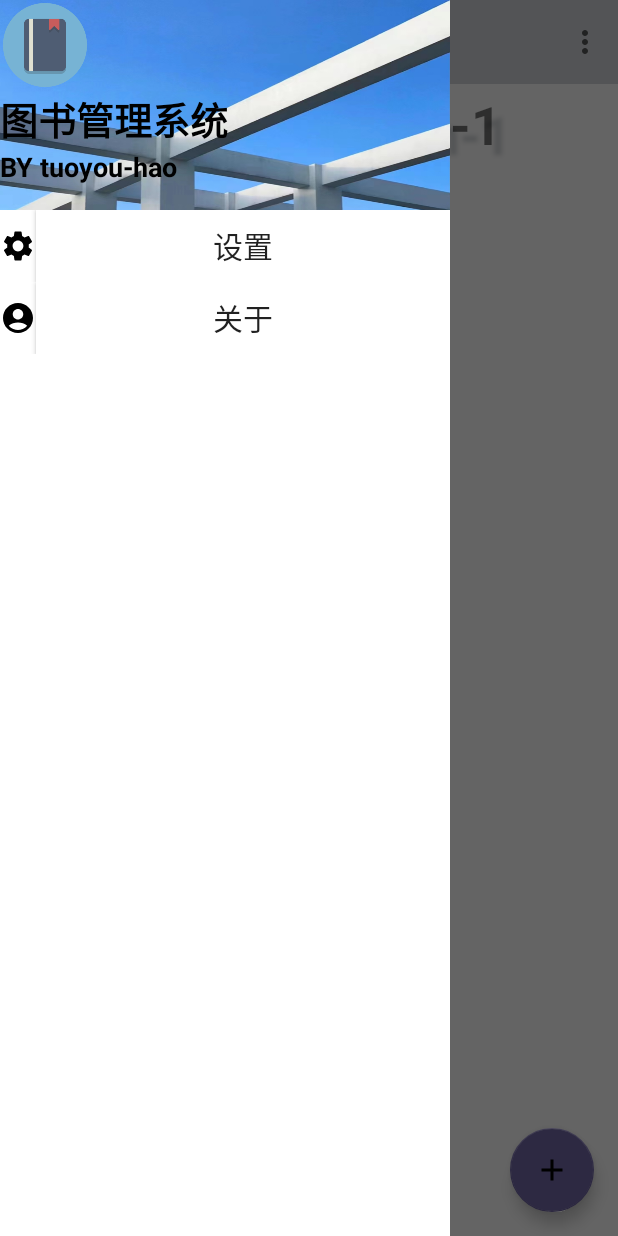
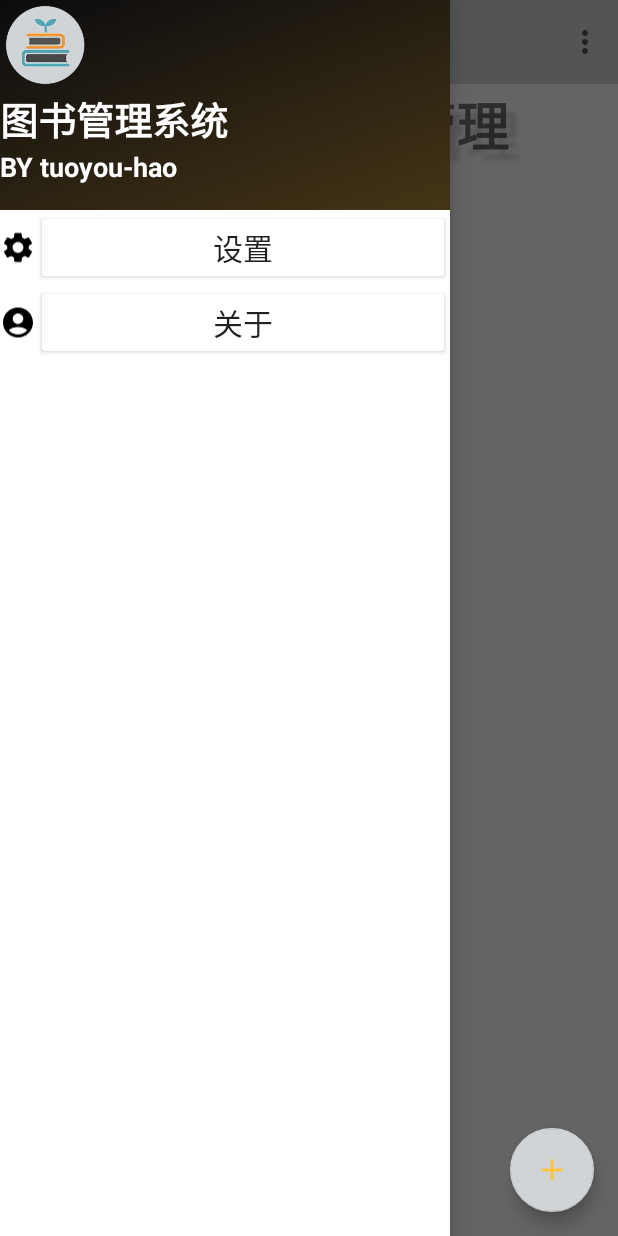
Before and after one commit to BugKillerStudio/bookshelf-jyh, an Android app: the screen it shows after launch (MainActivity), with the side drawer open, on a phone screen of 412 x 824 dp. Run offline under Robolectric (Android 15) with nearby library versions, the phone set to English and light mode, and no system bars; our stand-ins replace navigation-ui; libraries missing offline, so code that uses them is left out: com.github.clans.fab; plain views replace FloatingActionButton, FloatingActionMenu; 2 statements that could not run were skipped.

Commit message:
完善书本详情页面

```diff
--- a/app/src/main/AndroidManifest.xml
+++ b/app/src/main/AndroidManifest.xml
@@ -25,6 +25,7 @@
         <activity android:name=".AddBookItem" />
         <activity android:name=".AboutActivity" />
         <activity android:name=".SettingActivity" />
+        <activity android:name=".BookInfoActivity" />
     </application>
 
 </manifest>
--- /dev/null
+++ b/app/src/main/res/color/main_toolbar_button_selector.xml
@@ -0,0 +1,5 @@
+<?xml version="1.0" encoding="utf-8"?>
+<selector xmlns:android="http://schemas.android.com/apk/res/android">
+    <item android:color="@color/white" android:state_pressed="false" />
+    <item android:color="@color/background_main" android:state_pressed="true"/>
+</selector>
--- /dev/null
+++ b/app/src/main/res/drawable-v24/side_nav_bar2.xml
@@ -0,0 +1,15 @@
+<shape xmlns:android="http://schemas.android.com/apk/res/android"
+    android:shape="rectangle">
+    <gradient
+        android:angle="135"
+        android:endColor="#0B0B0E"
+        android:startColor="#E3A82A"
+        android:gradientRadius="50"
+        android:type="linear" />
+<!--    <gradient-->
+<!--        android:centerX="0.5"-->
+<!--        android:centerY="1"-->
+<!--        android:endColor="@color/button_item_main"-->
+<!--        android:startColor="@color/button_main"-->
+<!--        android:type="sweep" />-->
+</shape>
--- /dev/null
+++ b/app/src/main/res/drawable/ic_add_y.xml
@@ -0,0 +1,5 @@
+<vector android:height="24dp" android:tint="#FFC344"
+    android:viewportHeight="24" android:viewportWidth="24"
+    android:width="24dp" xmlns:android="http://schemas.android.com/apk/res/android">
+    <path android:fillColor="@android:color/white" android:pathData="M19,13h-6v6h-2v-6H5v-2h6V5h2v6h6v2z"/>
+</vector>
--- a/app/src/main/res/layout/about_activity.xml
+++ b/app/src/main/res/layout/about_activity.xml
@@ -9,7 +9,7 @@
     <ImageView
         android:layout_width="wrap_content"
         android:layout_height="wrap_content"
-        android:src="@drawable/header">
+        android:src="@drawable/header_jnu">
 
     </ImageView>
     <TextView
--- a/app/src/main/res/layout/activity_main.xml
+++ b/app/src/main/res/layout/activity_main.xml
@@ -168,8 +168,10 @@
         android:id="@+id/addbutton"
         android:layout_width="wrap_content"
         android:layout_height="wrap_content"
-        android:src="@drawable/ic_add"
-        app:backgroundTint="@color/button_main"
+        android:src="@drawable/ic_add_y"
+        app:backgroundTint="@color/background_main"
+        app:fab_colorNormal="@color/button_main"
+        app:fab_colorPressed="@color/background_main"
         android:layout_gravity="bottom|right"
         android:layout_marginEnd="16dp"
         android:layout_marginBottom="16dp"
--- a/app/src/main/res/layout/frag2main.xml
+++ b/app/src/main/res/layout/frag2main.xml
@@ -15,16 +15,17 @@
             android:layout_width="300dp"
             android:layout_height="match_parent"
             app:menu="@menu/activity_main_drawer"
+            android:background="@drawable/side_nav_bar2"
             android:orientation="vertical"
             android:layout_gravity="left">
             <LinearLayout
                 android:layout_width="match_parent"
                 android:layout_height="140dp"
-                android:background="@drawable/header_jnu"
                 android:orientation="vertical">
+                <!--android:background="@drawable/header_jnu"-->
                 <ImageView
                     android:id="@+id/book_show"
-                    android:src="@drawable/book_cover_default"
+                    android:src="@drawable/book_logo_1"
                     android:layout_width="60dp"
                     android:layout_height="60dp"
                     android:layout_marginBottom="0dp"
@@ -34,14 +35,14 @@
                 <TextView
                     android:text="图书管理系统"
                     android:textSize="25sp"
-                    android:textColor="@android:color/black"
+                    android:textColor="@android:color/white"
                     android:layout_width="240dp"
                     android:layout_height="wrap_content"
                     android:textStyle="bold"/>
                 <TextView
                     android:text="BY tuoyou-hao"
                     android:textSize="18sp"
-                    android:textColor="@android:color/black"
+                    android:textColor="@android:color/white"
 
                     android:layout_width="240dp"
                     android:layout_height="wrap_content"
@@ -85,9 +86,10 @@
                         android:layout_width="match_parent"
                         android:layout_height="wrap_content"
                         android:id="@+id/nav_home_button"
+                        android:backgroundTint="@color/main_toolbar_button_selector"
                         android:text="设置"
                         android:textSize="20dp"
-                        android:background="@color/white">
+                        >
 
                     </Button>
                 </LinearLayout>
@@ -101,7 +103,7 @@
 
                     </ImageView>
                     <Button
-                        android:background="@color/white"
+                        android:backgroundTint="@color/main_toolbar_button_selector"
                         android:layout_width="match_parent"
                         android:layout_height="wrap_content"
                         android:id="@+id/nav_about_button"
--- a/app/src/main/res/layout/fragment_home.xml
+++ b/app/src/main/res/layout/fragment_home.xml
@@ -19,9 +19,10 @@
         android:layout_width="match_parent"
         android:layout_height="54dp"
         android:gravity="center"
-        android:text="@string/app_name"
+        android:text="Android图书管理"
         android:textSize="35sp"
         android:textStyle="bold"
+
 
         android:shadowColor="@color/background_main"
         android:shadowRadius="3.0"
--- a/app/src/main/res/layout/setting_activity.xml
+++ b/app/src/main/res/layout/setting_activity.xml
@@ -7,7 +7,7 @@
     <ImageView
         android:layout_width="match_parent"
         android:layout_height="wrap_content"
-        android:src="@drawable/header">
+        android:src="@drawable/header_jnu">
 
     </ImageView>
     <TextView
```
Also changed, not shown: app/src/main/java/com/jnu/student/BookInfoActivity.java (added, +58 -0 lines), app/src/main/java/com/jnu/student/MainActivity.java (+33 -5 lines), app/src/main/res/layout/activity_input_shop_item.xml (+7 -1 lines), app/src/main/res/layout/book_info.xml (deleted, +0 -159 lines), app/src/main/res/layout/bookinfo_activity.xml (added, +167 -0 lines), app/src/main/res/drawable/book_logo.jpg (added), app/src/main/res/drawable/book_logo_1.png (added).
